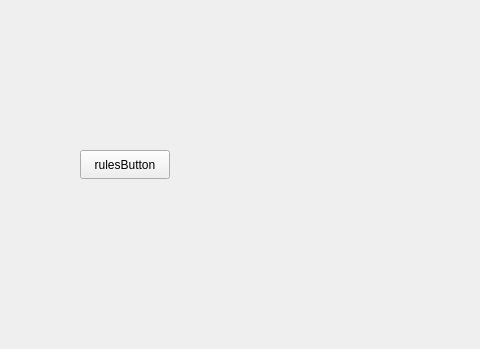
Old version of the form mainwindow.ui in the repository devilsc0d3/pacman_delux_edition; both pictures show x 190 to 670 and y 0 to 349 of the 800 by 600 pixel window.
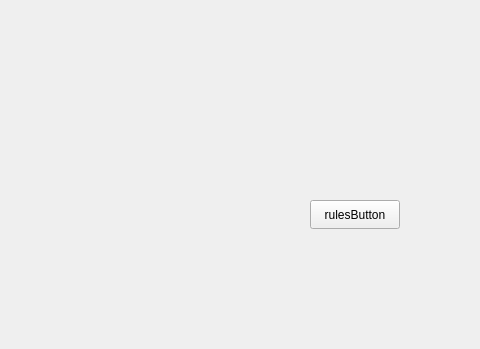
New version of the form.

What changed in the file:
```diff
--- a/mainwindow.ui
+++ b/mainwindow.ui
@@ -17,8 +17,8 @@
    <widget class="QPushButton" name="pushButton">
     <property name="geometry">
      <rect>
-      <x>270</x>
-      <y>150</y>
+      <x>500</x>
+      <y>200</y>
       <width>90</width>
       <height>29</height>
      </rect>
```
Left out of the diff: 2 changed lines with no effect on the pictures.
